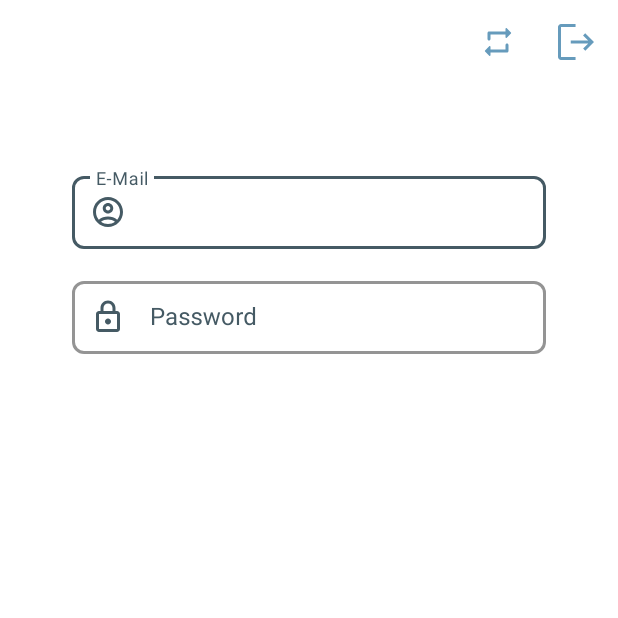
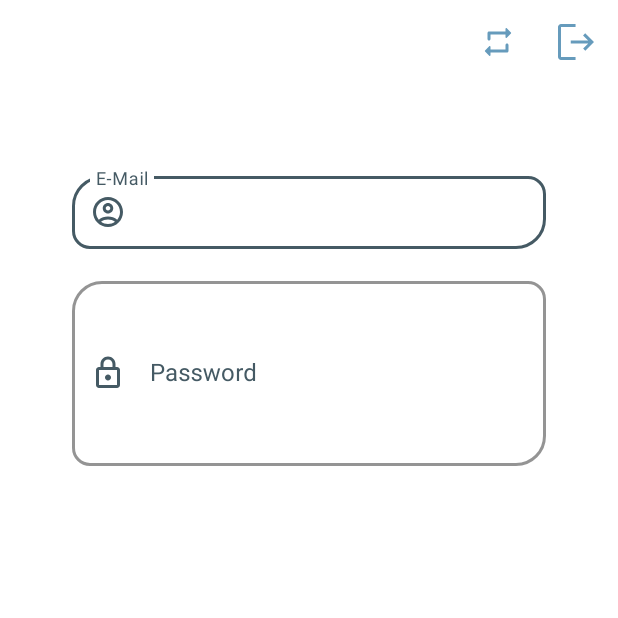
Before and after one commit to ericfrmnsyh/Tukang, an Android app: the FillActivity screen opened directly, with no data from a screen before it, on a phone screen of 412 x 824 dp, the top half of it. Run offline under Robolectric (Android 15) with nearby library versions, the phone set to English and light mode, and no system bars.

Commit message:
fixing layout fillActivity

```diff
--- a/app/src/main/res/layout/activity_fill.xml
+++ b/app/src/main/res/layout/activity_fill.xml
@@ -78,10 +78,13 @@
 
         <com.google.android.material.textfield.TextInputEditText
             android:id="@+id/txtPassword"
+            style="@style/TextInputEditTextStyle"
             android:layout_width="match_parent"
             android:layout_height="wrap_content"
-            style="@style/TextInputEditTextStyle"
-            android:inputType="textPassword" />
+            android:gravity="center_vertical"
+            android:inputType="textMultiLine"
+            android:lines="5"
+            android:maxLines="10" />
 
     </com.google.android.material.textfield.TextInputLayout>
 
--- a/app/src/main/res/layout/fragment_home.xml
+++ b/app/src/main/res/layout/fragment_home.xml
@@ -181,7 +181,7 @@
             app:cardElevation="0dp"
             app:layout_constraintEnd_toStartOf="@id/card6"
             app:layout_constraintStart_toStartOf="parent"
-            app:layout_constraintTop_toBottomOf="@id/card4">
+            app:layout_constraintTop_toBottomOf="@id/card2">
 
             <LinearLayout
                 android:layout_width="match_parent"
@@ -222,7 +222,7 @@
             android:foreground="?android:attr/selectableItemBackground"
             app:cardCornerRadius="10dp"
             app:cardElevation="0dp"
-            app:layout_constraintEnd_toEndOf="@id/card7"
+            app:layout_constraintEnd_toStartOf="@id/card7"
             app:layout_constraintStart_toEndOf="@+id/card5"
             app:layout_constraintTop_toBottomOf="@id/card4">
 
--- a/app/src/main/res/values/themes.xml
+++ b/app/src/main/res/values/themes.xml
@@ -53,6 +53,10 @@
         <item name="android:textColorHint">?colorOnSecondary</item>
         <item name="android:textColor">@color/white</item>
         <item name="startIconTint">?colorOnSecondary</item>
+        <item name="boxCornerRadiusBottomEnd">20dp</item>
+        <item name="boxCornerRadiusTopEnd">12dp</item>
+        <item name="boxCornerRadiusBottomStart">12dp</item>
+        <item name="boxCornerRadiusTopStart">20dp</item>
     </style>
 
     <style name="TabLayoutTextStyle">
```
